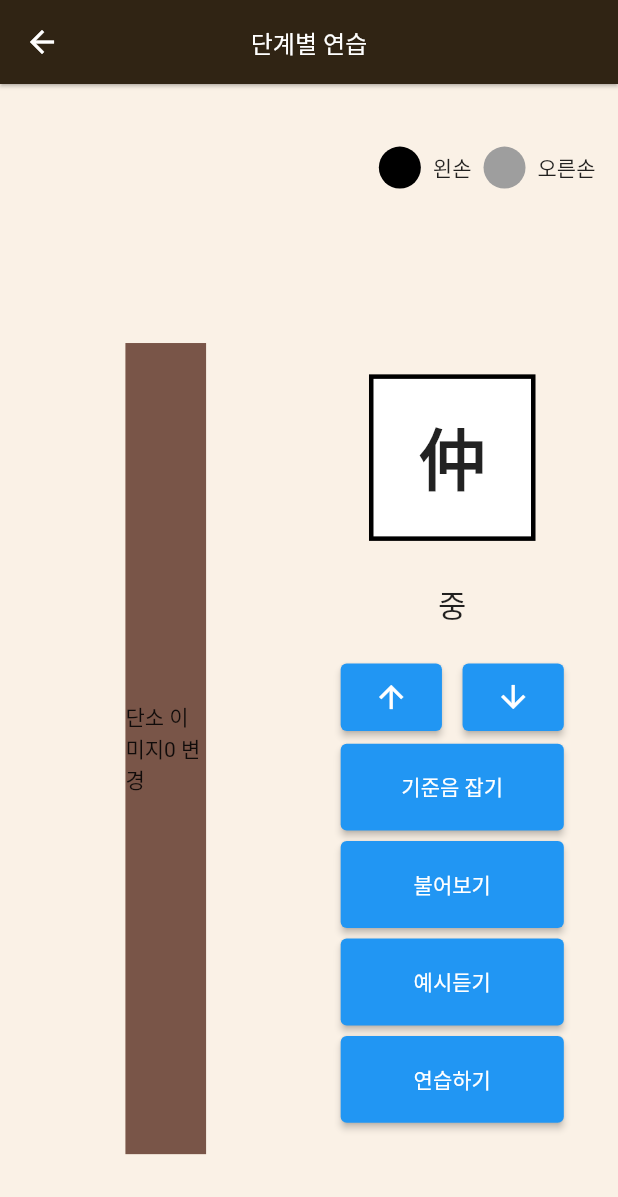
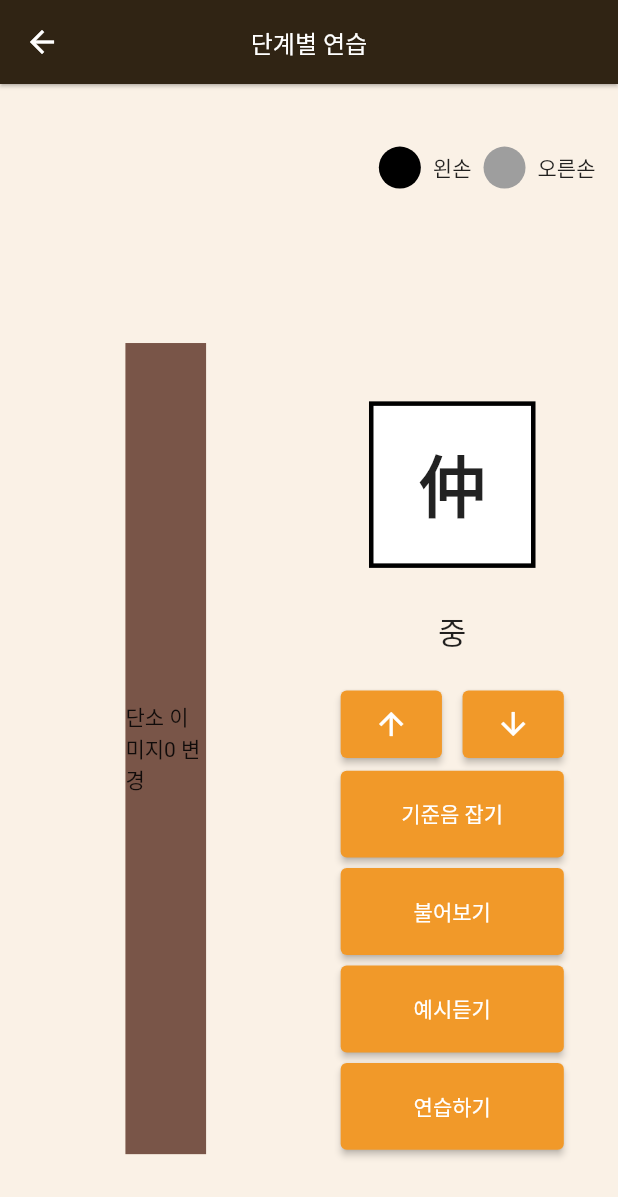
Before and after one commit to anseungwoo/mct_danso, a Flutter app: the MainDansoLearningTestScreen screen opened directly, on a phone screen of 412 x 824 dp. Shown: the top 1197 px of the screen. Run offline on Flutter 3.47's test engine with Material 2 defaults, Android fonts, the phone set to English and light mode, and no system bars; our stand-ins replace audioplayers, camera, carousel_slider, double_back_to_close_app, flutter_screenutil, flutter_svg and 7 more; missing offline and left inert: danso_function, dart:ffi, enum_to_string, flutter_audio_recorder, flutter_midi, flutter_sequence_animation and 2 more; accounts and stored records are empty.

Commit message:
주의사항 ui 작업:ui 변경에따른 색상 페이지 이동 변경 main_caution_dialog.dart 주의 사항 다이얼 로그 로직 짜기 const Color buttonColorOrang = Color(0xffF19929); 기본버튼 주황색깔 const Color unButtonColorOrang = Color(0xffFEC782); 버튼 클릭시 다른 버튼 옃은 주황색깔 const Color matchColor = Color(0xff00A8F2);  음이 맞았을때 색깔 <description> <issue-number>

```diff
--- a/lib/common/const.dart
+++ b/lib/common/const.dart
@@ -78,6 +78,9 @@ const double jungEightHeight = 62;
 const Color third = Color(0xffc48535);
 const Color appBarColor = Color(0xff302414);
 const Color logoColor = Color(0xffEFBE50);
+const Color buttonColorOrang = Color(0xffF19929);
+const Color unButtonColorOrang = Color(0xffFEC782);
+const Color matchColor = Color(0xff00A8F2);
 const String LOGO_SVG = 'assets/images/ic_logo.svg';
 //단소 설명 페이지안에서의 내용
 //단소의 역사 설명
--- a/lib/screens/main_danso_history_kind_screen.dart
+++ b/lib/screens/main_danso_history_kind_screen.dart
@@ -49,7 +49,10 @@ class MainDansoHistoryKindScreen extends StatelessWidget {
                     explanation: HISTORY,
                     url: DANSO_HISTORY_URL),
                 // 화면 2
-                testContainer(SUBHISTORY),
+                DansoHistroyKind(
+                    subject: '단소의 역사',
+                    explanation: HISTORY,
+                    url: DANSO_HISTORY_URL),
               ],
             ),
             // 두번째 화면
--- a/lib/screens/main_danso_learning_screen.dart
+++ b/lib/screens/main_danso_learning_screen.dart
@@ -36,7 +36,11 @@ class MainDansoLearningScreen extends StatelessWidget {
               explanation: DANSO_CATCH,
               url: DANSO_LIPS_URL,
             ),
-            DansosubLearning(explanation: DANSO_SUBCATCH),
+            DansoHistroyKind(
+              subject: '단소잡는법과 각부분',
+              explanation: DANSO_CATCH,
+              url: DANSO_LIPS_URL,
+            ),
             DansoHistroyKind(
                 subject: '단소연주자세',
                 explanation: PALYPOS,
--- a/lib/screens/main_danso_learning_test_screen.dart
+++ b/lib/screens/main_danso_learning_test_screen.dart
@@ -3,6 +3,7 @@ import 'package:flutter_screenutil/flutter_screenutil.dart';
 import 'package:get/get.dart';
 import 'package:project_danso/common/const.dart';
 import 'package:project_danso/controllers/controllers.dart';
+import 'package:project_danso/screens/main_danso_caution_dialog.dart';
 import 'package:project_danso/screens/screens.dart';
 import 'package:project_danso/widgets/widgets.dart';
 
@@ -43,25 +44,10 @@ class _MainDansoLearningTestScreenState
                     return Container(
                       // color: Colors.lightGreenAccent,
                       height: 440.h,
-                      child: Stack(
-                        children: [
-                          Positioned(
-                            right: 30.w,
-                            child: controller.listenTunungState
-                                ? Text('소리를 들어보세요')
-                                : controller.soundTuningState
-                                    ? Text('${controller.userInputForAdjust}')
-                                    : controller.playTunungState
-                                        ? controller
-                                            .soundMatch(controller.pitch)
-                                        : Text(""),
-                          ),
-                          Row(
+                      child: Row(
                         children: [
                           dansoImage(controller),
                           listeningAndTest(controller)
-                            ],
-                          ),
                         ],
                       ),
                     );
@@ -79,7 +65,16 @@ class _MainDansoLearningTestScreenState
         child: Column(
           mainAxisAlignment: MainAxisAlignment.center,
           children: [
-            Container(
+            controller.listenTunungState
+                ? Text('소리를 들어보세요')
+                : controller.soundTuningState
+                    ? Text('${controller.userInputForAdjust}')
+                    : controller.playTunungState
+                        ? controller.soundMatch(controller.pitch)
+                        : Text(""),
+            Padding(
+              padding: const EdgeInsets.only(top: 20),
+              child: Container(
                 height: 97.w,
                 width: 97.w,
                 decoration: BoxDecoration(
@@ -91,6 +86,7 @@ class _MainDansoLearningTestScreenState
                   "${controller.soundList1[controller.soundListUpDown]}",
                   style: TextStyle(fontSize: 45, fontWeight: FontWeight.bold),
                 )),
+              ),
             ),
             SizedBox(height: 21.h),
             Text(controller.soundList[controller.soundListUpDown],
@@ -134,6 +130,9 @@ class _MainDansoLearningTestScreenState
                   : controller.playTunungState
                       ? null
                       : () {
+                          controller.soundTuningState
+                              ? null
+                              : Get.dialog(mainDansoCautionDialog());
                           controller.changeSoundTuningState();
                           controller.soundListTa(4);
                           controller.isAdjust
@@ -149,6 +148,9 @@ class _MainDansoLearningTestScreenState
                   : controller.soundTuningState
                       ? null
                       : () {
+                          controller.playTunungState
+                              ? null
+                              : Get.dialog(mainDansoCautionDialog());
                           controller.changePlayState();
                           controller.isRecording
                               ? controller.stopRecording()
@@ -238,6 +240,8 @@ class SoundButton extends StatelessWidget {
         onPressed: onPressed,
         child: Text(title),
         style: ElevatedButton.styleFrom(
+          onSurface: unButtonColorOrang,
+          primary: buttonColorOrang,
           minimumSize: Size(130.w, 45.h),
         ),
       ),
@@ -260,6 +264,8 @@ class UpDownButton extends StatelessWidget {
       onPressed: onPressed,
       child: Icon(icons),
       style: ElevatedButton.styleFrom(
+        onSurface: unButtonColorOrang,
+        primary: buttonColorOrang,
         minimumSize: Size(59.w, 35.h),
       ),
     );
--- a/lib/screens/main_screen.dart
+++ b/lib/screens/main_screen.dart
@@ -47,10 +47,7 @@ class MainScreen extends StatelessWidget {
               _homeMenuButton(
                   title: '질문하기',
                   contant: QUESTIONS,
-                  page: JungganboColorAnimation(
-                    tempo: 100,
-                    jungganboLength: 6,
-                  )),
+                  page: MainDansoHistoryKindScreen()),
             ],
           ),
         ),
--- a/lib/widgets/jungganbo/jungganbo_flash.dart
+++ b/lib/widgets/jungganbo/jungganbo_flash.dart
@@ -66,6 +66,6 @@ Container jungFlashContainer(
   return Container(
     width: jungWidth.w,
     height: height.h,
-    color: a == i ? Colors.black : null,
+    color: a == i ? Colors.blue[100].withOpacity(0.5) : null,
   );
 }
--- a/lib/widgets/main_danso_learning/danso_histroy_kind.dart
+++ b/lib/widgets/main_danso_learning/danso_histroy_kind.dart
@@ -23,6 +23,8 @@ class _DansoHistroyKindState extends State<DansoHistroyKind> {
   @override
   Widget build(BuildContext context) {
     return Container(
+      child: Padding(
+        padding: const EdgeInsets.only(top: 20),
         child: Column(
           crossAxisAlignment: CrossAxisAlignment.start,
           // mainAxisAlignment: MainAxisAlignment.center,
@@ -51,6 +53,7 @@ class _DansoHistroyKindState extends State<DansoHistroyKind> {
             ),
           ],
         ),
+      ),
     );
   }
 }
```
Also changed, not shown: lib/controllers/danso_sound_learning_controller.dart (+40 -35 lines), lib/controllers/jungganbo_controller.dart (+4 -4 lines), lib/screens/main_danso_caution_dialog.dart (added, +47 -0 lines), lib/widgets/danso_step_by_step.dart (+8 -1 lines). Lines whose indentation alone changed are shown as unchanged.
